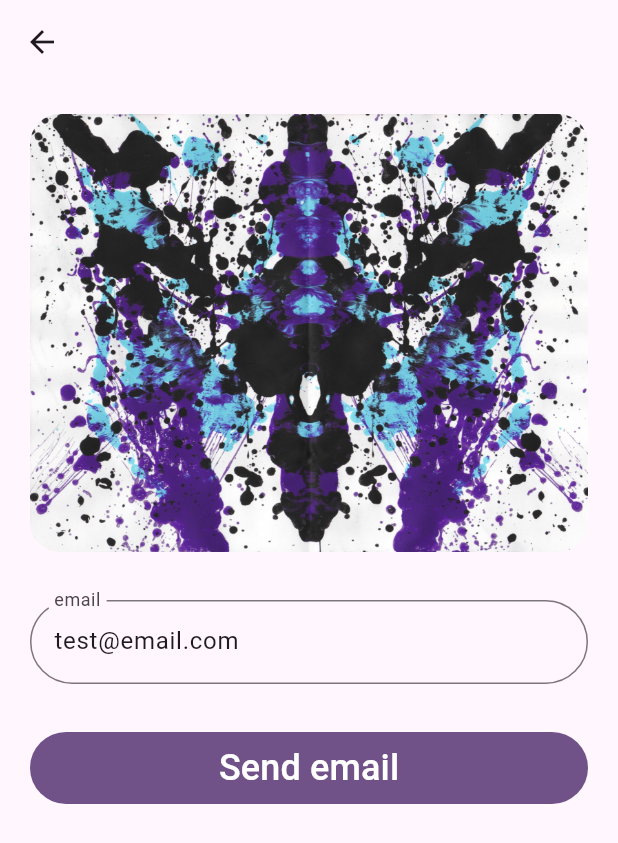
After one commit to Tshadow999/glucose_monitor, a Flutter app: the ForgotPassPage screen opened directly, after a tap on "Send email", after a tap on "Forgot Password?", on a phone screen of 412 x 824 dp. The commit adds this screen. Shown: the top 843 px of the screen. Run offline on Flutter 3.47's test engine with Material 3 defaults, Android fonts, the light colour scheme and no system bars; our stand-ins replace device_info_plus, firebase_auth, firebase_core, fl_chart, flutter_local_notifications, flutter_timezone and 3 more; accounts and stored records are empty; network calls fail.

Commit message:
Password reset works

```diff
--- /dev/null
+++ b/mobile_app/lib/views/pages/forgot_pass_page.dart
@@ -0,0 +1,101 @@
+import 'package:GlucoMonitor/data/notifiers.dart';
+import 'package:GlucoMonitor/views/pages/login_page.dart';
+import 'package:flutter/material.dart';
+import 'package:GlucoMonitor/views/widgets/hero_widget.dart';
+
+class ForgotPassPage extends StatefulWidget {
+  const ForgotPassPage({super.key});
+
+  @override
+  State<ForgotPassPage> createState() => _ForgotPassPageState();
+}
+
+class _ForgotPassPageState extends State<ForgotPassPage> {
+  TextEditingController emailController = TextEditingController();
+  final _formKey = GlobalKey<FormState>();
+
+  @override
+  void initState() {
+    super.initState();
+
+    emailController.text = "test@email.com";
+  }
+
+  @override
+  void dispose() {
+    emailController.dispose();
+    super.dispose();
+  }
+
+  bool isValidEmail(String email) {
+    final emailRegex = RegExp(r'^[\w-\.]+@([\w-]+\.)+[\w-]{2,4}$');
+    return emailRegex.hasMatch(email);
+  }
+
+  @override
+  Widget build(BuildContext context) {
+    return Scaffold(
+      appBar: AppBar(),
+      body: SafeArea(
+        child: SingleChildScrollView(
+          physics: ClampingScrollPhysics(), // Prevents overscroll effects
+          child: Padding(
+            padding: const EdgeInsets.all(20.0),
+            child: Form(
+              key: _formKey,
+              child: Column(
+                mainAxisAlignment: MainAxisAlignment.center,
+                children: [
+                  const HeroWidget(),
+                  const SizedBox(height: 32),
+                  TextFormField(
+                    controller: emailController,
+                    decoration: InputDecoration(
+                      border: OutlineInputBorder(
+                        borderRadius: BorderRadius.circular(32.0),
+                      ),
+                      labelText: "email",
+                    ),
+                    keyboardType: TextInputType.emailAddress,
+                    // Add this to handle keyboard actions
+                    textInputAction: TextInputAction.next,
+                    validator: (emailValue) {
+                      if (emailValue == null || emailValue.isEmpty) {
+                        return "Email cannot be empty";
+                      } else if (!isValidEmail(emailValue)) {
+                        return "Enter a valid email address";
+                      }
+                      return null;
+                    },
+                  ),
+                  const SizedBox(height: 32),
+                  FilledButton(
+                    onPressed: () {
+                      resetPassword();
+
+                      Navigator.pushReplacement(
+                        context,
+                        MaterialPageRoute(builder: (context) => LoginPage()),
+                      );
+                    },
+                    style: FilledButton.styleFrom(
+                      minimumSize: const Size(double.infinity, 48),
+                    ),
+                    child: const Text(
+                      "Send email",
+                      style: TextStyle(fontSize: 24),
+                    ),
+                  ),
+                ],
+              ),
+            ),
+          ),
+        ),
+      ),
+    );
+  }
+
+  Future<void> resetPassword() async {
+    await authService.value.resetPassword(email: emailController.text);
+  }
+}
--- a/mobile_app/lib/views/pages/login_page.dart
+++ b/mobile_app/lib/views/pages/login_page.dart
@@ -1,4 +1,5 @@
 import 'package:GlucoMonitor/data/notifiers.dart';
+import 'package:GlucoMonitor/views/pages/forgot_pass_page.dart';
 import 'package:GlucoMonitor/views/widget_tree.dart';
 import 'package:firebase_auth/firebase_auth.dart';
 import 'package:flutter/material.dart';
@@ -117,6 +118,23 @@ class _LoginPageState extends State<LoginPage> {
                       return null;
                     },
                   ),
+                  Align(
+                    alignment: Alignment.centerRight,
+                    child: TextButton(
+                      onPressed: () {
+                        Navigator.push(
+                          context,
+                          MaterialPageRoute(
+                            builder: (context) => ForgotPassPage(),
+                          ),
+                        );
+                      },
+                      child: const Text(
+                        "Forgot Password?",
+                        style: TextStyle(fontSize: 16),
+                      ),
+                    ),
+                  ),
                   const SizedBox(height: 32),
                   FilledButton(
                     onPressed: validateAndLogin,
```
